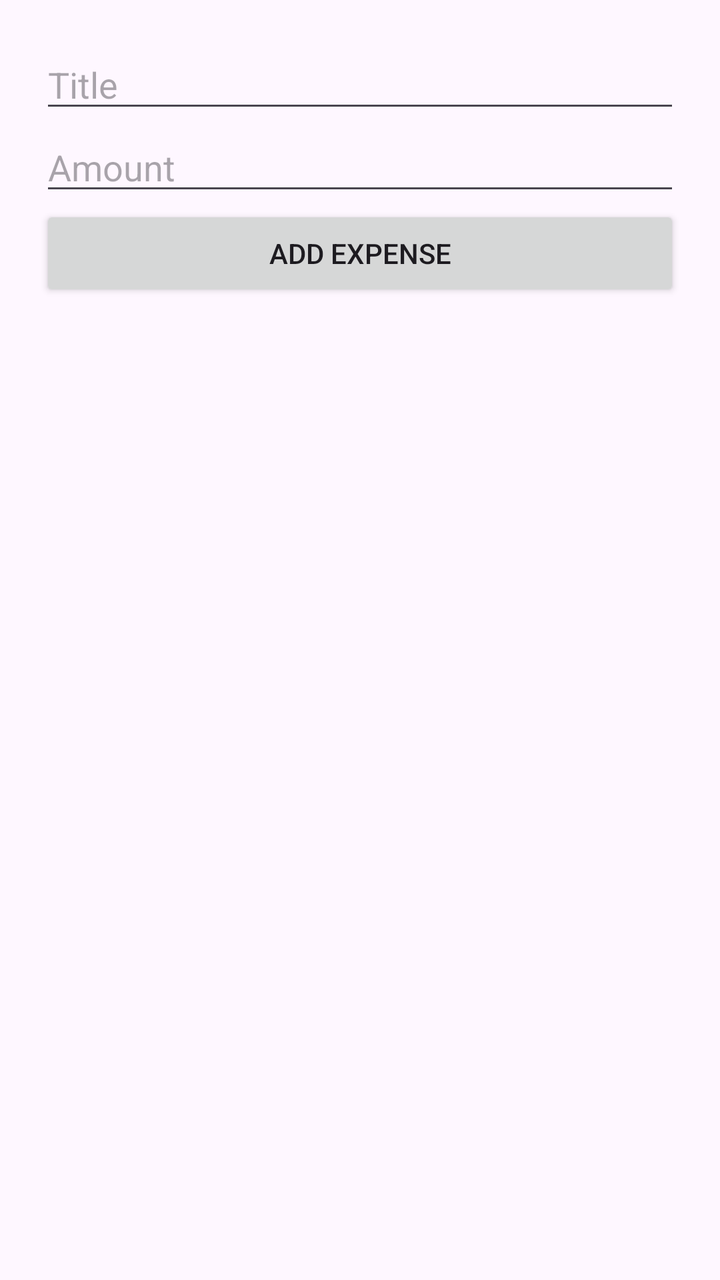
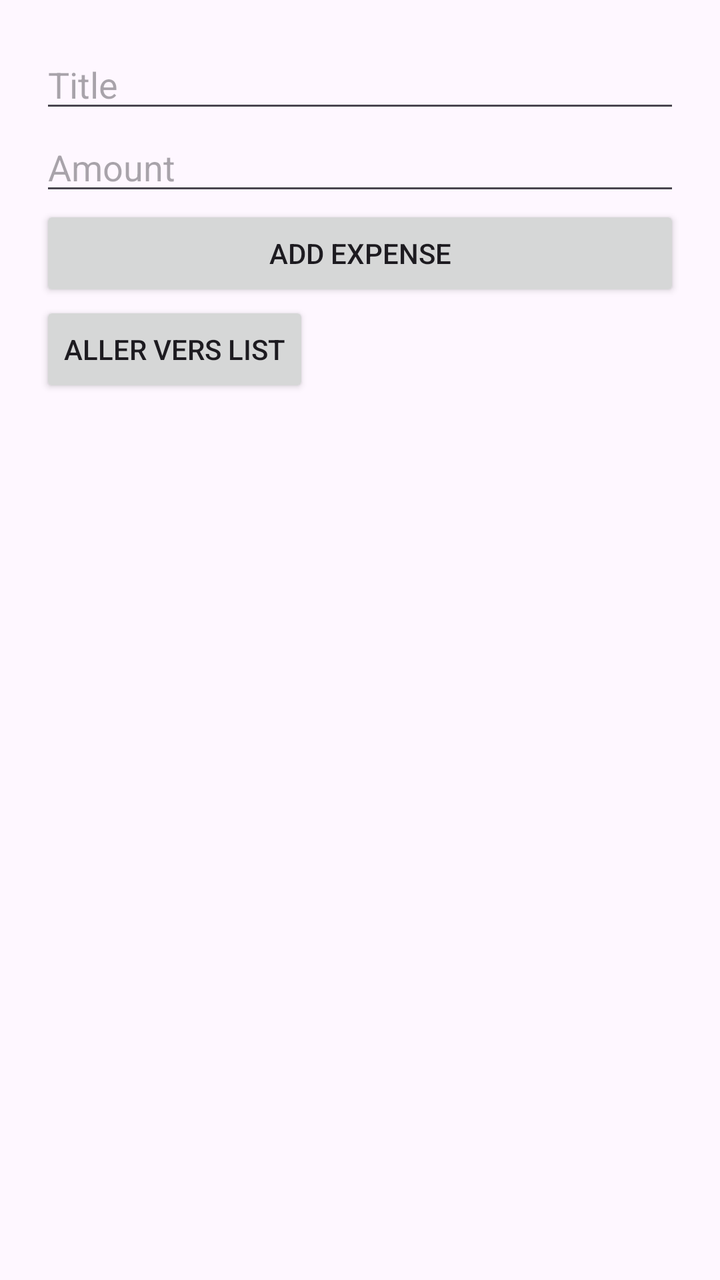

Compare the two renders of this Android layout. The source of the first and the diff that turns it into the second are given below.
<!-- AndroidManifest.xml: application theme Theme.DBTestMVP -->
<!-- res/layout/activity_add_expense.xml -->
<LinearLayout
        xmlns:android="http://schemas.android.com/apk/res/android"
        android:orientation="vertical"
        android:padding="20dp"
        android:layout_width="match_parent"
        android:layout_height="match_parent">

    <EditText
            android:id="@+id/etTitle"
            android:hint="Title"
            android:layout_width="match_parent"
            android:layout_height="wrap_content"/>

    <EditText
            android:id="@+id/etAmount"
            android:hint="Amount"
            android:inputType="numberDecimal"
            android:layout_width="match_parent"
            android:layout_height="wrap_content"/>

    <Button
            android:id="@+id/btnAdd"
            android:text="Add Expense"
            android:layout_width="match_parent"
            android:layout_height="wrap_content"/>
</LinearLayout>
<!-- resources referenced by this layout -->
<resources>
  <style name="Theme.DBTestMVP" parent="Base.Theme.DBTestMVP" />
  <style name="Base.Theme.DBTestMVP" parent="Theme.Material3.DayNight.NoActionBar">
          
          
      </style>
</resources>

<!-- the commit's change to res/layout/activity_add_expense.xml (unified diff, before → after) -->
@@ -1,5 +1,5 @@
 <LinearLayout
-        xmlns:android="http://schemas.android.com/apk/res/android"
+        xmlns:android="http://schemas.android.com/apk/res/android" xmlns:app="http://schemas.android.com/apk/res-auto"
         android:orientation="vertical"
         android:padding="20dp"
         android:layout_width="match_parent"
@@ -23,4 +23,13 @@
             android:text="Add Expense"
             android:layout_width="match_parent"
             android:layout_height="wrap_content"/>
+    <Button
+            android:id="@+id/btnGoToList"
+            android:layout_width="wrap_content"
+            android:layout_height="wrap_content"
+            android:text="Aller vers List"
+            app:layout_constraintBottom_toBottomOf="parent"
+            app:layout_constraintEnd_toEndOf="parent"
+            app:layout_constraintStart_toStartOf="parent"
+            app:layout_constraintTop_toTopOf="parent" />
 </LinearLayout>
